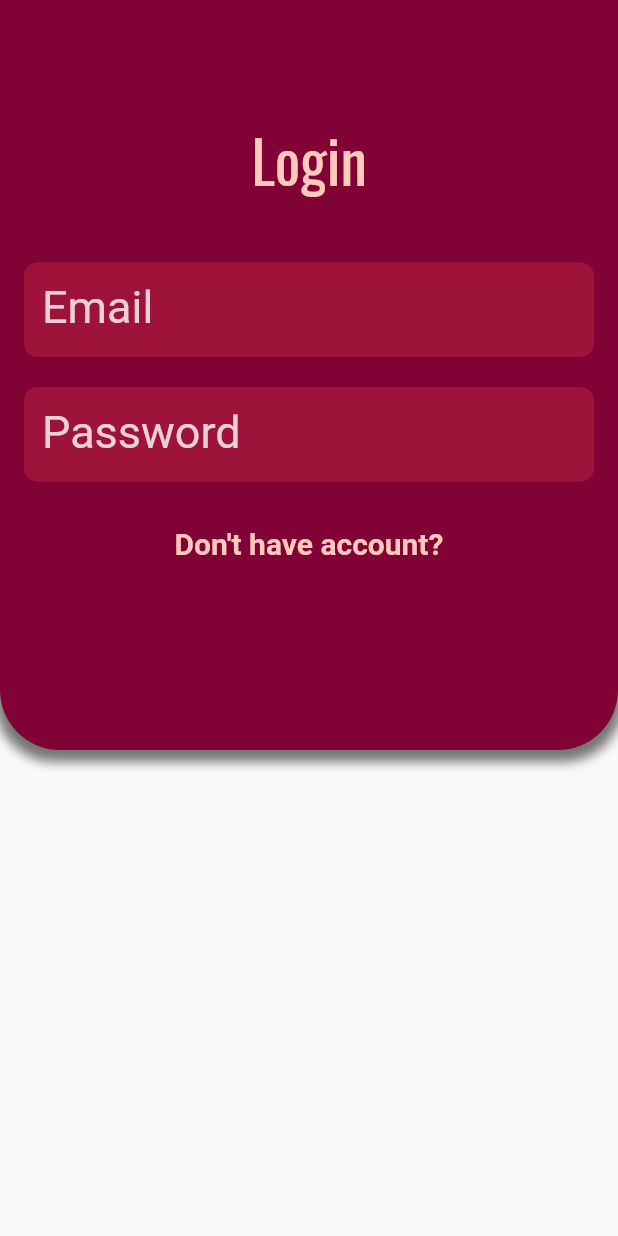
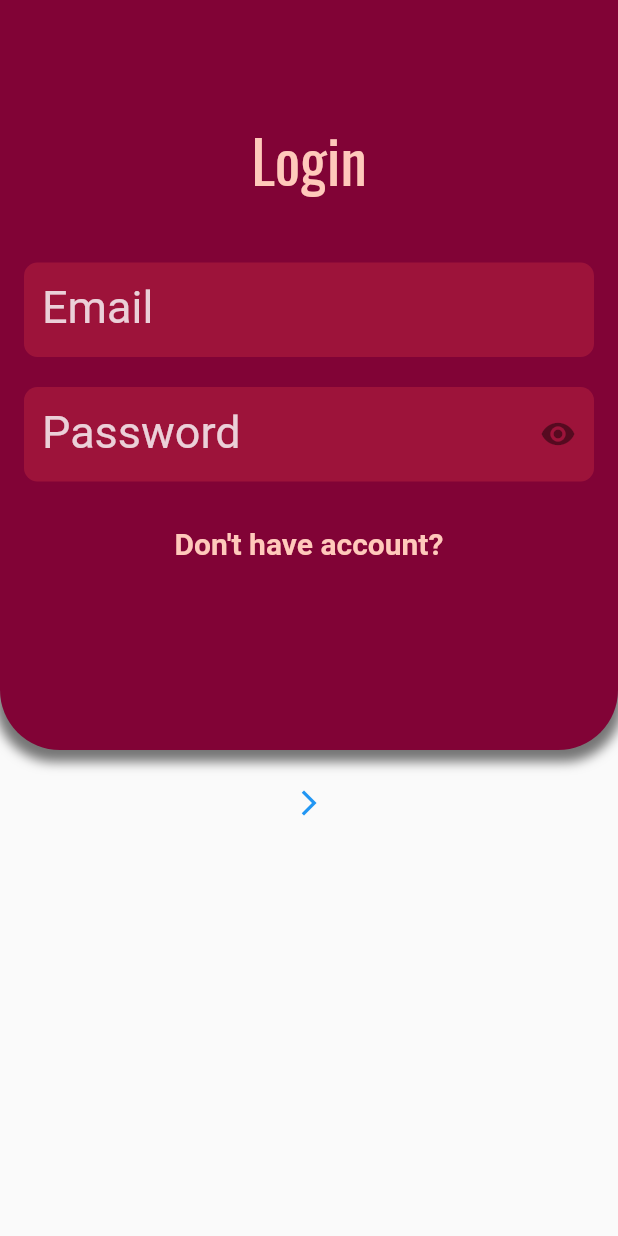
Before and after one commit to tknikhil/flutter_spring_login, a Flutter app: the screen it shows after launch, on a phone screen of 412 x 824 dp. Run offline on Flutter 3.47's test engine with Material 2 defaults, Android fonts, the light colour scheme and no system bars; our stand-ins replace google_fonts.

Commit message:
addded button

```diff
--- /dev/null
+++ b/lib/app_widget/form_button.dart
@@ -0,0 +1,20 @@
+import 'package:flutter/material.dart';
+
+class FormButton extends StatefulWidget {
+
+  final Icon buttonIcon;
+  const FormButton({Key? key,required this.buttonIcon}) : super(key: key);
+
+  @override
+  State<FormButton> createState() => _FormButtonState();
+}
+
+class _FormButtonState extends State<FormButton> {
+  @override
+  Widget build(BuildContext context) {
+    return TextButton(
+        onPressed: (){},
+      child: widget.buttonIcon
+    );
+  }
+}
--- /dev/null
+++ b/lib/app_widget/form_password_textfield.dart
@@ -0,0 +1,61 @@
+import 'package:flutter/material.dart';
+
+class PasswordTextField extends StatefulWidget {
+  final TextEditingController inputController;
+  final String label;
+
+   const PasswordTextField({Key? key, required this.inputController, required this.label}) : super(key: key);
+
+  @override
+  State<PasswordTextField> createState() => _PasswordTextFieldState();
+}
+
+class _PasswordTextFieldState extends State<PasswordTextField> {
+  bool pass=true;
+
+  @override
+  Widget build(BuildContext context) {
+    return TextFormField(
+      keyboardType: TextInputType.text,
+      controller: widget.inputController,
+      obscureText: pass,
+
+      validator: (value) {
+        if (value!.isEmpty) {
+          return "please enter your ${widget.label} !";
+        }
+      },
+
+      style: const TextStyle(
+        fontSize: 20,
+        color: Color.fromRGBO(255, 255, 255, 0.8),
+      ),
+      decoration: InputDecoration(
+          labelText:widget.label,
+          hintText: "Please enter your ${widget.label} ",
+          hintStyle: const TextStyle(color: Color.fromRGBO(255, 255, 255, .3)),
+          labelStyle: const TextStyle(
+            fontSize: 30,
+            color: Color.fromRGBO(255, 255, 255, 0.8),
+          ),
+          filled: true,
+          fillColor: const Color.fromRGBO(199, 44, 65, .4),
+          border: const OutlineInputBorder(
+              borderSide: BorderSide.none,
+              borderRadius:
+              BorderRadius.all(Radius.circular(9
+              )
+              )
+          ),
+          suffixIcon: GestureDetector(onTap: (){
+            setState((){
+              pass=!pass;
+            });
+
+          },
+          child: Icon(pass?Icons.visibility:Icons.visibility_off),)
+      )
+      ,
+    );
+  }
+}
--- a/lib/pages/login.dart
+++ b/lib/pages/login.dart
@@ -1,6 +1,8 @@
 import 'package:flutter/material.dart';
 import 'package:flutter_spring_login/app_widget/form_textfield.dart';
 import 'package:google_fonts/google_fonts.dart';
+
+import '../app_widget/form_password_textfield.dart';
 
 class Login extends StatefulWidget {
   const Login({Key? key}) : super(key: key);
@@ -21,7 +23,9 @@ class _LoginState extends State<Login> {
       body: SingleChildScrollView(
         child: Form(
             key: _formkey,
-            child: Container(
+            child: Column(
+              children: [
+                Container(
                   height: 500,
                   width: MediaQuery.of(context).size.width,
                   decoration: BoxDecoration(
@@ -48,42 +52,9 @@ class _LoginState extends State<Login> {
                                 fontSize: 40,
                                 color: const Color.fromRGBO(255, 201, 187, 1))),
                         const SizedBox(height: 40),
-                    // Align(
-                    //   alignment: Alignment.topLeft,
-                    //   child: Text("Email",style: GoogleFonts.roboto(
-                    //     // fontWeight: FontWeight.bold,
-                    //     fontSize: 30,
-                    //     color: const Color.fromRGBO(255, 255, 255, 0.8),
-                    //
-                    //   ),),
-                    // ),
                         FormTextField(inputController: emailController, label: "Email"),
                         const SizedBox(height: 20),
-                    FormTextField(inputController: passwordController, label: "Password"),
-                    // TextFormField(
-                    //   validator: (value) {
-                    //     if (value!.isEmpty) {
-                    //       return "please enter your password!";
-                    //     }
-                    //   },
-                    //   obscureText: true,
-                    //   style: const TextStyle(
-                    //     fontSize: 20,
-                    //     color: Color.fromRGBO(255, 255, 255, 0.8),
-                    //   ),
-                    //   decoration: const InputDecoration(
-                    //       labelText: 'Password',
-                    //       labelStyle: TextStyle(
-                    //           fontSize: 30,
-                    //           color: Color.fromRGBO(255, 255, 255, 0.8),
-                    //           fontFamily: 'GoogleFonts.roboto'),
-                    //       filled: true,
-                    //       fillColor: Color.fromRGBO(199, 44, 65, .4),
-                    //       border: OutlineInputBorder(
-                    //           borderSide: BorderSide.none,
-                    //           borderRadius:
-                    //               BorderRadius.all(Radius.circular(9)))),
-                    // ),
+                        PasswordTextField(inputController: passwordController, label: "Password"),
                         const SizedBox(height: 30),
                         Text(
                           "Don't have account?",
@@ -95,6 +66,18 @@ class _LoginState extends State<Login> {
                       ],
                     ),
                   ),
+                ),
+
+                Container(
+                  height: 70,
+                  width: 70,
+                  child: TextButton(
+                    onPressed: () {  },
+
+                    child: Icon(Icons.arrow_forward_ios,size: 20,),
+                  ),
+                )
+              ],
             )),
       ),
     );
```
Lines whose indentation alone changed are shown as unchanged.
